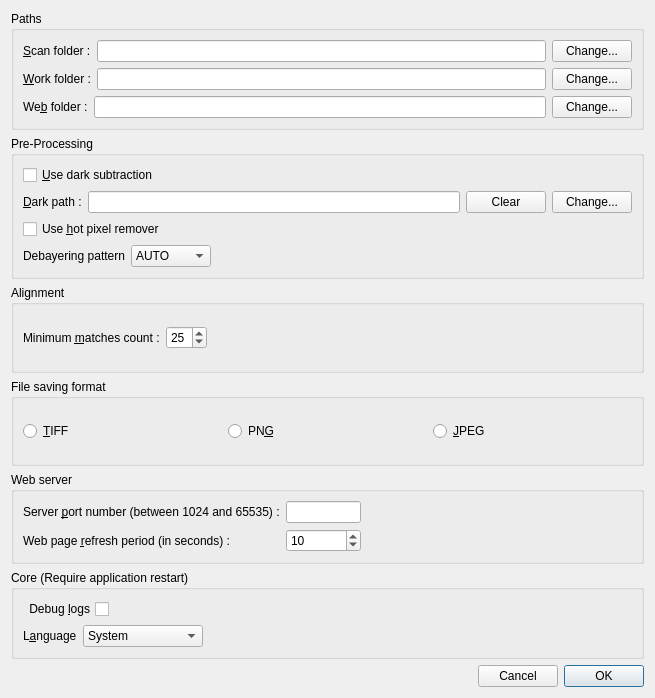
First picture: the form in src/als/ui/prefs_ui.ui, repository gehelem/als, before the edit.
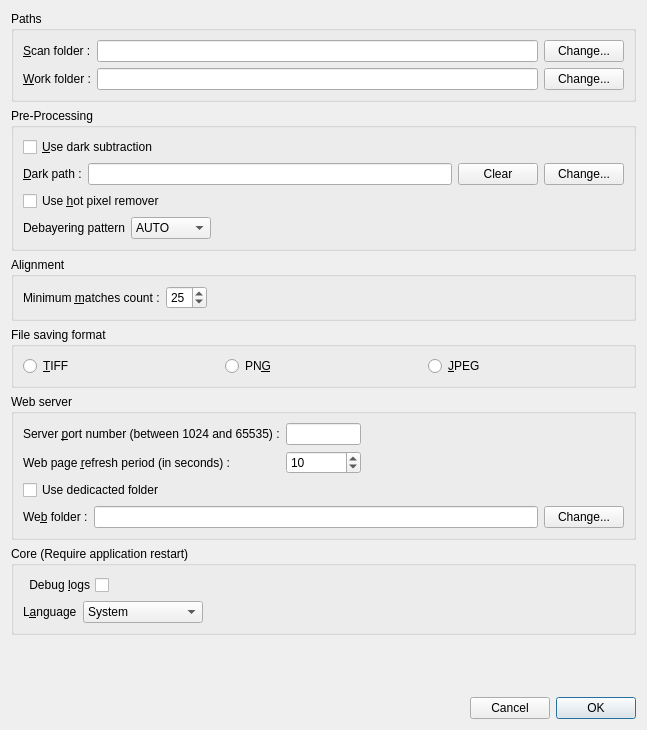
Second picture: the form after the edit.

Commit message: make dedicated web server optional

Patch:
```diff
--- a/src/als/ui/prefs_ui.ui
+++ b/src/als/ui/prefs_ui.ui
@@ -6,14 +6,14 @@
    <rect>
     <x>0</x>
     <y>0</y>
-    <width>655</width>
-    <height>698</height>
+    <width>647</width>
+    <height>730</height>
    </rect>
   </property>
   <property name="windowTitle">
    <string>ALS preferences</string>
   </property>
-  <layout class="QVBoxLayout" name="verticalLayout_4">
+  <layout class="QVBoxLayout" name="verticalLayout_5">
    <item>
     <widget class="QGroupBox" name="groupBox">
      <property name="title">
@@ -88,40 +88,6 @@
         </item>
        </layout>
       </item>
-      <item>
-       <layout class="QHBoxLayout" name="horizontalLayout_8">
-        <item>
-         <widget class="QLabel" name="lbl_web_folder">
-          <property name="text">
-           <string>We&amp;b folder :</string>
-          </property>
-          <property name="buddy">
-           <cstring>btn_browse_work</cstring>
-          </property>
-         </widget>
-        </item>
-        <item>
-         <widget class="QLineEdit" name="ln_web_folder_path">
-          <property name="minimumSize">
-           <size>
-            <width>350</width>
-            <height>0</height>
-           </size>
-          </property>
-          <property name="readOnly">
-           <bool>true</bool>
-          </property>
-         </widget>
-        </item>
-        <item>
-         <widget class="QPushButton" name="btn_browse_web">
-          <property name="text">
-           <string>Change...</string>
-          </property>
-         </widget>
-        </item>
-       </layout>
-      </item>
      </layout>
     </widget>
    </item>
@@ -332,7 +298,9 @@
      <property name="title">
       <string>Web server</string>
      </property>
-     <layout class="QHBoxLayout" name="horizontalLayout_6">
+     <layout class="QVBoxLayout" name="verticalLayout_4">
+      <item>
+       <layout class="QHBoxLayout" name="horizontalLayout_11">
       <item>
        <layout class="QGridLayout" name="gridLayout">
         <item row="0" column="0">
@@ -397,6 +365,66 @@
        </spacer>
       </item>
      </layout>
+      </item>
+      <item>
+       <layout class="QHBoxLayout" name="horizontalLayout_6">
+        <item>
+         <widget class="QCheckBox" name="chk_www_own_folder">
+          <property name="text">
+           <string>Use dedicacted folder</string>
+          </property>
+         </widget>
+        </item>
+        <item>
+         <spacer name="horizontalSpacer_7">
+          <property name="orientation">
+           <enum>Qt::Horizontal</enum>
+          </property>
+          <property name="sizeHint" stdset="0">
+           <size>
+            <width>40</width>
+            <height>20</height>
+           </size>
+          </property>
+         </spacer>
+        </item>
+       </layout>
+      </item>
+      <item>
+       <layout class="QHBoxLayout" name="lyt_www_folder">
+        <item>
+         <widget class="QLabel" name="lbl_web_folder">
+          <property name="text">
+           <string>We&amp;b folder :</string>
+          </property>
+          <property name="buddy">
+           <cstring>btn_browse_work</cstring>
+          </property>
+         </widget>
+        </item>
+        <item>
+         <widget class="QLineEdit" name="ln_web_folder_path">
+          <property name="minimumSize">
+           <size>
+            <width>350</width>
+            <height>0</height>
+           </size>
+          </property>
+          <property name="readOnly">
+           <bool>true</bool>
+          </property>
+         </widget>
+        </item>
+        <item>
+         <widget class="QPushButton" name="btn_browse_web">
+          <property name="text">
+           <string>Change...</string>
+          </property>
+         </widget>
+        </item>
+       </layout>
+      </item>
+     </layout>
     </widget>
    </item>
    <item>
@@ -487,6 +515,19 @@
      </layout>
     </widget>
    </item>
+   <item>
+    <spacer name="verticalSpacer">
+     <property name="orientation">
+      <enum>Qt::Vertical</enum>
+     </property>
+     <property name="sizeHint" stdset="0">
+      <size>
+       <width>20</width>
+       <height>40</height>
+      </size>
+     </property>
+    </spacer>
+   </item>
    <item>
     <layout class="QHBoxLayout" name="horizontalLayout">
      <property name="sizeConstraint">
```
Lines whose indentation alone changed are shown as unchanged. The commit also changes 2 other files.
